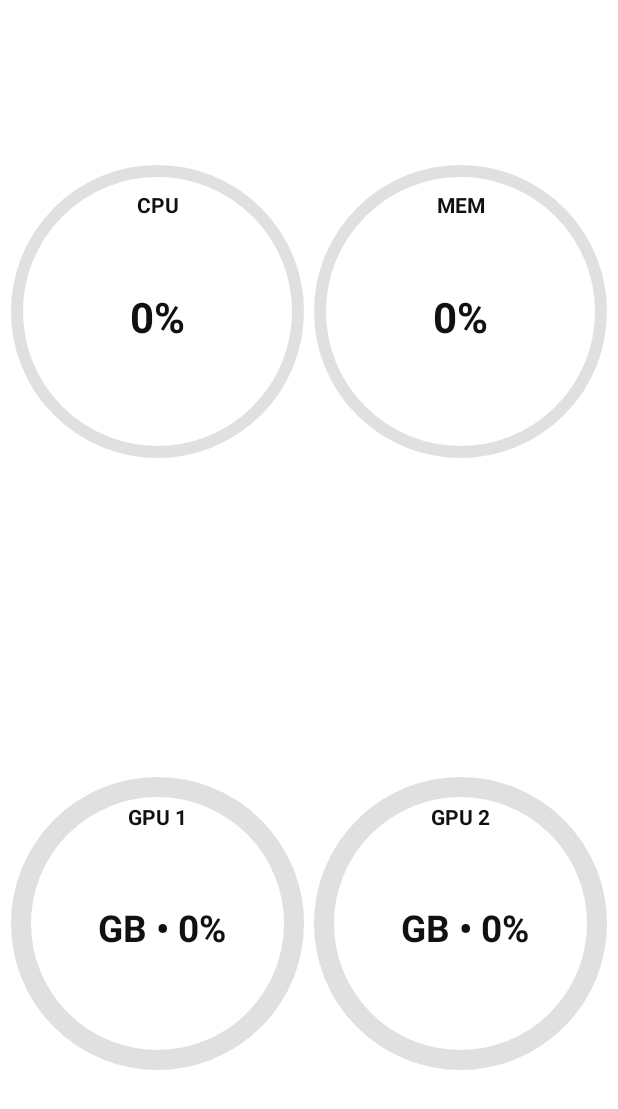
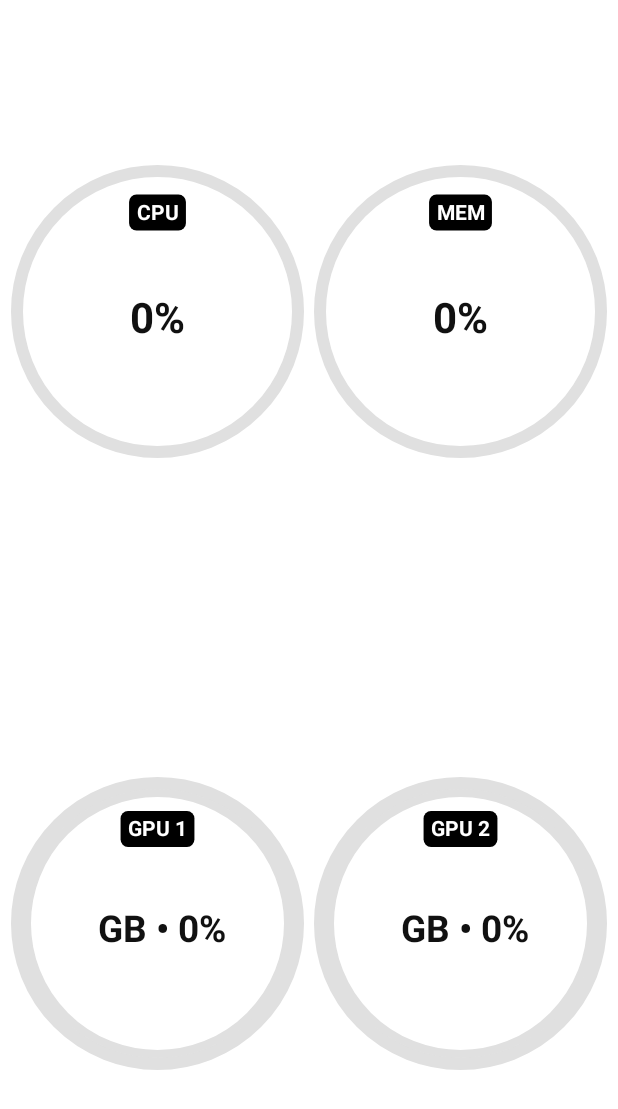
Before and after one commit to jasonmcaffee/mobile-display-remote-system-resource-info, an Android app: the screen it shows after launch (MainActivity), on a phone screen of 412 x 824 dp. Shown: the top 1109 px of the screen. Run offline under Robolectric (Android 15) with nearby library versions, the phone set to English and light mode, and no system bars.

Commit message:
better style

```diff
--- a/app/src/main/java/com/systeminfo/display/CircularProgressView.java
+++ b/app/src/main/java/com/systeminfo/display/CircularProgressView.java
@@ -13,8 +13,10 @@ public class CircularProgressView extends View {
     private Paint progressPaint;
     private Paint memoryPaint;
     private Paint textPaint;
+    private Paint labelBackgroundPaint;
     private RectF rectF;
     private RectF memoryRectF;
+    private RectF labelRectF;
     private float progress = 0;
     private float memoryProgress = 0;
     private String label = "";
@@ -38,6 +40,11 @@ public class CircularProgressView extends View {
         backgroundPaint.setStrokeWidth(12f);
         backgroundPaint.setAntiAlias(true);
 
+        labelBackgroundPaint = new Paint();
+        labelBackgroundPaint.setColor(0xFF000000); // Black background
+        labelBackgroundPaint.setStyle(Paint.Style.FILL);
+        labelBackgroundPaint.setAntiAlias(true);
+
         progressPaint = new Paint();
         progressPaint.setColor(0xFF222222); // Very dark gray/black for progress
         progressPaint.setStyle(Paint.Style.STROKE);
@@ -58,6 +65,7 @@ public class CircularProgressView extends View {
 
         rectF = new RectF();
         memoryRectF = new RectF();
+        labelRectF = new RectF();
         setBackgroundColor(0xFFFFFFFF); // White background
     }
 
@@ -101,10 +109,32 @@ public class CircularProgressView extends View {
         textPaint.setTextSize(getWidth() / 14f);
         textPaint.setTypeface(Typeface.create("sans-serif", Typeface.BOLD));
         String labelText = label == null ? "" : label.toUpperCase();
-        float labelY = getHeight() / 6f;
-        canvas.drawText(labelText, getWidth() / 2f, labelY, textPaint);
+
+        // Adjust vertical position based on whether it's GPU or not
+        float labelY = isGpu ? getHeight() / 5.5f : getHeight() / 6f;
+
+        // Calculate text bounds for the label background
+        float textWidth = textPaint.measureText(labelText);
+        float padding = getWidth() / 40f; // Padding around text
+        float textHeight = textPaint.getTextSize();
+
+        // Center the text vertically within its background
+        labelRectF.set(
+            getWidth() / 2f - textWidth / 2f - padding,
+            labelY - textHeight / 2f - padding,
+            getWidth() / 2f + textWidth / 2f + padding,
+            labelY + textHeight / 2f + padding
+        );
+
+        // Draw black background for label
+        canvas.drawRoundRect(labelRectF, padding, padding, labelBackgroundPaint);
+
+        // Draw label text in white
+        textPaint.setColor(0xFFFFFFFF);
+        canvas.drawText(labelText, getWidth() / 2f, labelY + textHeight / 3f, textPaint);
 
         // Draw value in the center
+        textPaint.setColor(0xFF111111); // Reset to black for percentage text
         if (isGpu) {
             textPaint.setTextSize(getWidth() / 8f);
             textPaint.setTypeface(Typeface.create("sans-serif", Typeface.BOLD));
```
